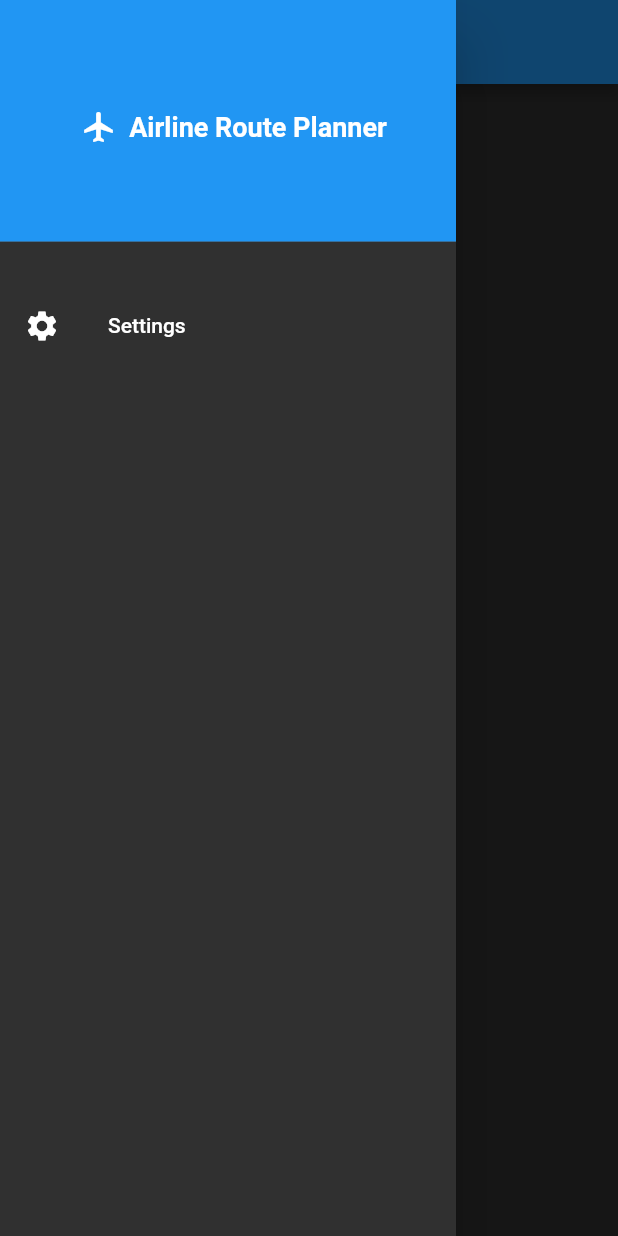
After one commit to ra-astons/airline_route_planner, a Flutter app: the PlannerScreen screen opened by its route, with the side drawer open, on a phone screen of 412 x 824 dp. The commit adds this screen. Run offline on Flutter 3.47's test engine with Material 2 defaults, Android fonts, the phone set to English and light mode, and no system bars; our stand-ins replace shared_preferences; accounts and stored records are empty.

Commit message:
Add planner screen

```diff
--- a/lib/main.dart
+++ b/lib/main.dart
@@ -2,6 +2,7 @@ import 'package:flutter/material.dart';
 import 'package:provider/provider.dart';
 
 import './models/settings.dart';
+import './screens/planner_screen.dart';
 import './screens/settings_screen.dart';
 import './screens/splash_screen.dart';
 
@@ -26,6 +27,7 @@ class AirlineRoutePlanner extends StatelessWidget {
         routes: {
           SplashScreen.routeName: (_) => SplashScreen(),
           SettingsScreen.routeName: (_) => SettingsScreen(),
+          PlannerScreen.routeName: (_) => PlannerScreen(title),
         },
       ),
     );
--- /dev/null
+++ b/lib/screens/planner_screen.dart
@@ -0,0 +1,28 @@
+import 'package:flutter/material.dart';
+
+import '../widgets/app_drawer.dart';
+
+class PlannerScreen extends StatefulWidget {
+  static const routeName = '/planner';
+  final String title;
+
+  PlannerScreen(this.title);
+
+  @override
+  _PlannerScreenState createState() => _PlannerScreenState();
+}
+
+class _PlannerScreenState extends State<PlannerScreen> {
+  @override
+  Widget build(BuildContext context) {
+    return Scaffold(
+      appBar: AppBar(
+        title: Text(widget.title),
+      ),
+      drawer: AppDrawer(widget.title),
+      body: Center(
+        child: Text('PLANNER'),
+      ),
+    );
+  }
+}
--- a/lib/screens/settings_screen.dart
+++ b/lib/screens/settings_screen.dart
@@ -3,6 +3,7 @@ import 'package:provider/provider.dart';
 
 import '../connectors/onair_api.dart';
 import '../models/settings.dart';
+import '../screens/planner_screen.dart';
 
 class SettingsScreen extends StatefulWidget {
   static const routeName = '/settings';
@@ -51,8 +52,7 @@ class _SettingsScreenState extends State<SettingsScreen> {
       return;
     }
     _settings.updateSettings(oaApiKey: _oaApiKey, companyId: _companyId);
-    //TODO: Redirect
-    print('Go to Planner screen');
+    Navigator.of(context).pushReplacementNamed(PlannerScreen.routeName);
   }
 
   @override
--- a/lib/screens/splash_screen.dart
+++ b/lib/screens/splash_screen.dart
@@ -1,6 +1,7 @@
 import 'package:flutter/material.dart';
 import 'package:provider/provider.dart';
 
+import './planner_screen.dart';
 import './settings_screen.dart';
 import '../models/settings.dart';
 
@@ -30,8 +31,7 @@ class _SplashScreenState extends State<SplashScreen> {
     if (settings.oaApiKey.isEmpty || settings.companyId.isEmpty) {
       navigator.pushReplacementNamed(SettingsScreen.routeName);
     } else {
-      //TODO: Redirect
-      print('Go to Planner screen');
+      navigator.pushReplacementNamed(PlannerScreen.routeName);
     }
   }
 
--- /dev/null
+++ b/lib/widgets/app_drawer.dart
@@ -0,0 +1,50 @@
+import 'package:flutter/material.dart';
+
+import '../screens/settings_screen.dart';
+
+class AppDrawer extends StatelessWidget {
+  final String title;
+
+  AppDrawer(this.title);
+
+  @override
+  Widget build(BuildContext context) {
+    return Drawer(
+      child: Column(
+        children: [
+          DrawerHeader(
+            decoration: BoxDecoration(color: Theme.of(context).primaryColor),
+            child: Row(
+              mainAxisAlignment: MainAxisAlignment.center,
+              children: [
+                Padding(
+                  padding: const EdgeInsets.all(8.0),
+                  child: Icon(Icons.flight),
+                ),
+                Text(
+                  title,
+                  style: TextStyle(
+                    fontSize: 18,
+                    fontWeight: FontWeight.bold,
+                  ),
+                ),
+              ],
+            ),
+          ),
+          SizedBox(
+            height: 20,
+          ),
+          ListTile(
+            leading: Icon(Icons.settings),
+            title: Text('Settings'),
+            onTap: () {
+              final navigator = Navigator.of(context);
+              navigator.pop();
+              navigator.pushNamed(SettingsScreen.routeName);
+            },
+          ),
+        ],
+      ),
+    );
+  }
+}
```
